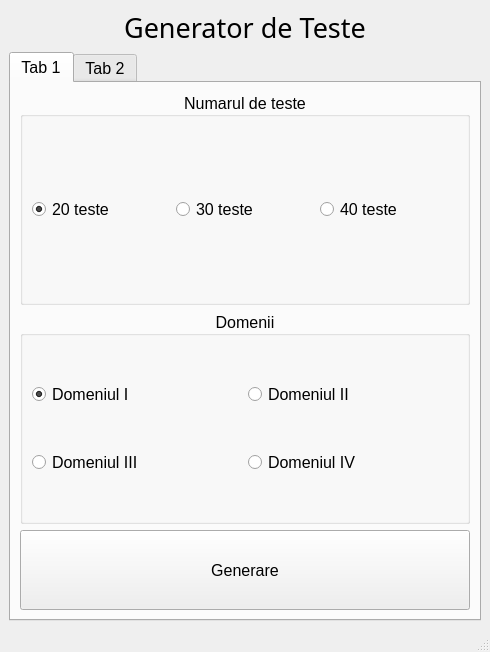
First picture: the form in main_window.ui, repository VladimirV01/test-generator, before the edit.
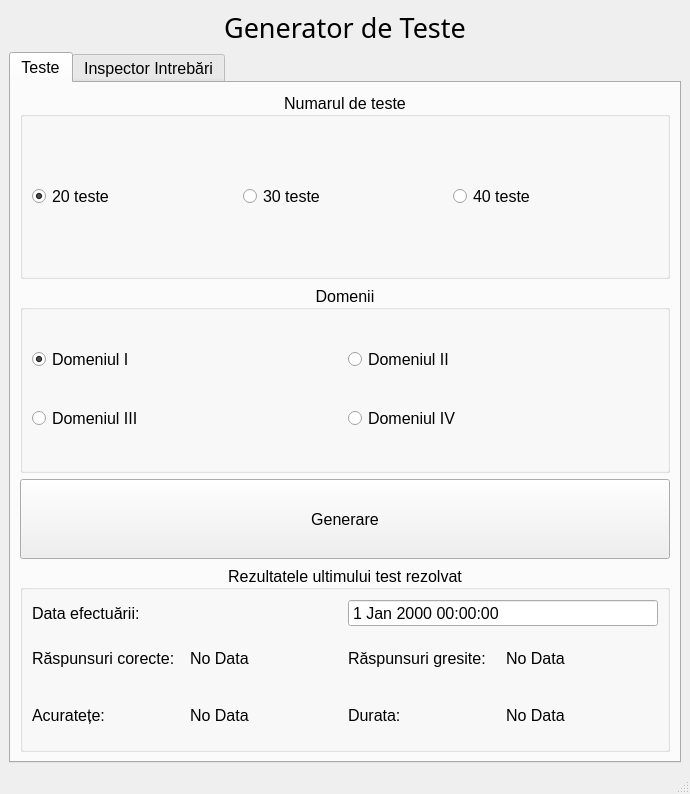
Second picture: the form after the edit.

Commit message: Created custom object for statistics and added functionality to write and read stats from file.

Patch:
```diff
--- a/main_window.ui
+++ b/main_window.ui
@@ -6,8 +6,8 @@
    <rect>
     <x>0</x>
     <y>0</y>
-    <width>490</width>
-    <height>652</height>
+    <width>690</width>
+    <height>794</height>
    </rect>
   </property>
   <property name="windowTitle">
@@ -43,9 +43,9 @@
       </property>
       <widget class="QWidget" name="tab">
        <attribute name="title">
-        <string>Tab 1</string>
+        <string>Teste</string>
        </attribute>
-       <layout class="QVBoxLayout" name="verticalLayout_2">
+       <layout class="QVBoxLayout" name="verticalLayout_3">
         <item>
          <widget class="QGroupBox" name="groupBox">
           <property name="title">
@@ -150,11 +150,100 @@
           </property>
          </widget>
         </item>
+        <item>
+         <widget class="QGroupBox" name="groupBox_3">
+          <property name="title">
+           <string>Rezultatele ultimului test rezolvat</string>
+          </property>
+          <property name="alignment">
+           <set>Qt::AlignCenter</set>
+          </property>
+          <layout class="QVBoxLayout" name="verticalLayout_2">
+           <item>
+            <layout class="QGridLayout" name="gridLayout_2">
+             <item row="1" column="2">
+              <widget class="QLabel" name="label_4">
+               <property name="text">
+                <string>Răspunsuri gresite:</string>
+               </property>
+              </widget>
+             </item>
+             <item row="1" column="0">
+              <widget class="QLabel" name="label_3">
+               <property name="text">
+                <string>Răspunsuri corecte:</string>
+               </property>
+              </widget>
+             </item>
+             <item row="2" column="0">
+              <widget class="QLabel" name="label_5">
+               <property name="text">
+                <string>Acuratețe:</string>
+               </property>
+              </widget>
+             </item>
+             <item row="2" column="1">
+              <widget class="QLabel" name="last_test_accuracy">
+               <property name="text">
+                <string>No Data</string>
+               </property>
+              </widget>
+             </item>
+             <item row="1" column="1">
+              <widget class="QLabel" name="last_test_right_answers">
+               <property name="text">
+                <string>No Data</string>
+               </property>
+              </widget>
+             </item>
+             <item row="1" column="3">
+              <widget class="QLabel" name="last_test_wrong_answers">
+               <property name="text">
+                <string>No Data</string>
+               </property>
+              </widget>
+             </item>
+             <item row="2" column="2">
+              <widget class="QLabel" name="label_6">
+               <property name="text">
+                <string>Durata:</string>
+               </property>
+              </widget>
+             </item>
+             <item row="2" column="3">
+              <widget class="QLabel" name="last_test_duration">
+               <property name="text">
+                <string>No Data</string>
+               </property>
+              </widget>
+             </item>
+             <item row="0" column="2" colspan="2">
+              <widget class="QDateTimeEdit" name="last_test_datetime">
+               <property name="readOnly">
+                <bool>true</bool>
+               </property>
+               <property name="buttonSymbols">
+                <enum>QAbstractSpinBox::NoButtons</enum>
+               </property>
+              </widget>
+             </item>
+             <item row="0" column="0" colspan="2">
+              <widget class="QLabel" name="label_2">
+               <property name="text">
+                <string>Data efectuării:</string>
+               </property>
+              </widget>
+             </item>
+            </layout>
+           </item>
+          </layout>
+         </widget>
+        </item>
        </layout>
       </widget>
       <widget class="QWidget" name="tab_2">
        <attribute name="title">
-        <string>Tab 2</string>
+        <string>Inspector Intrebări</string>
        </attribute>
       </widget>
      </widget>
```
Left out of the diff: 44 changed lines with no effect on the pictures. The commit also changes 7 other files.
